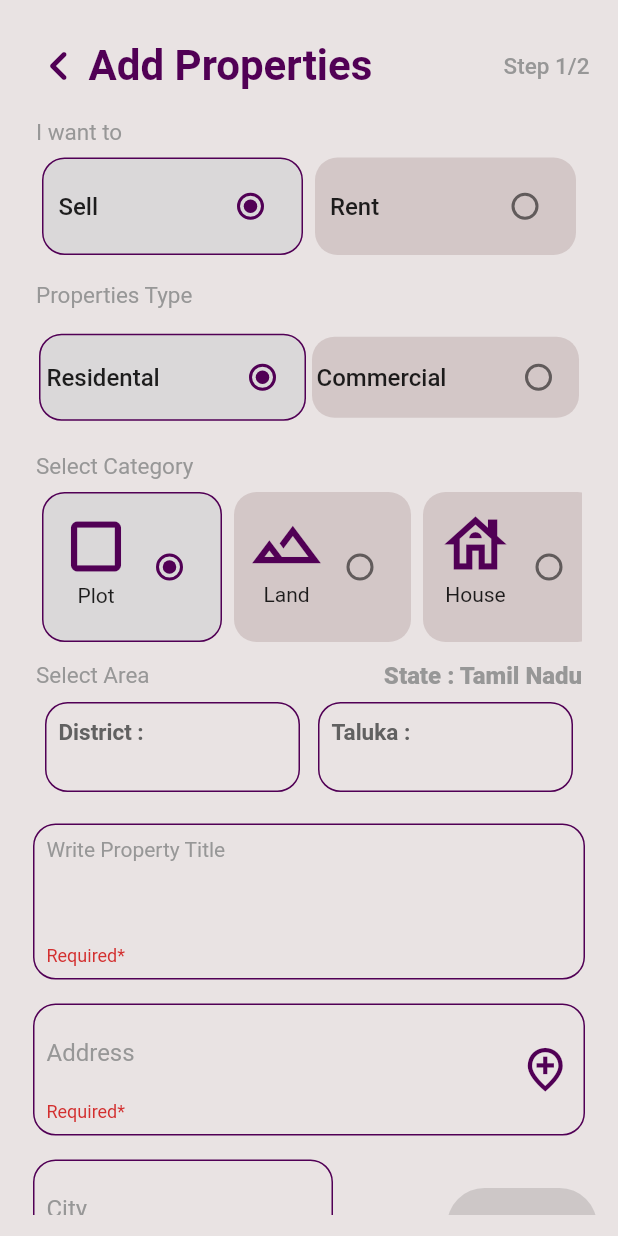
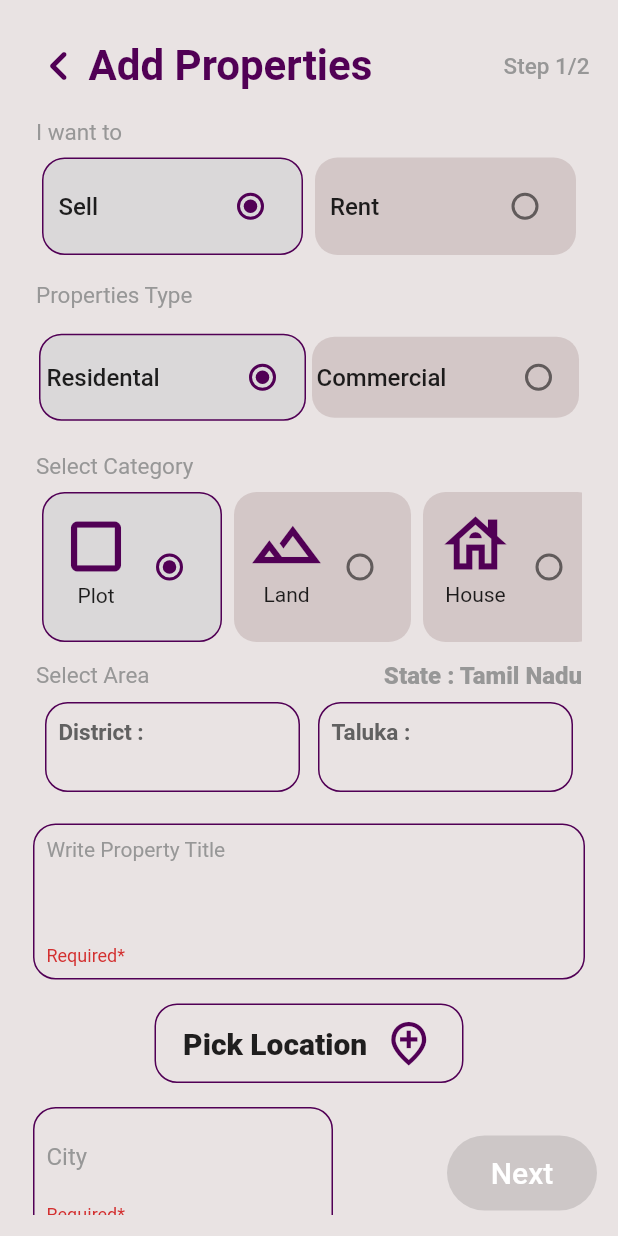
Before and after one commit to JohnNixon6972/Property_app, a Flutter app: the AddPropertiesScreen screen opened by its route, on a phone screen of 412 x 824 dp. Run offline on Flutter 3.47's test engine with Material 2 defaults, Android fonts, the phone set to English and light mode, and no system bars; our stand-ins replace avatar_glow, cached_network_image, cloud_firestore, dotted_border, double_back_to_close_app, equatable and 16 more; missing offline and left inert: country_state_city_picker, email_auth, emojis, firebase_phone_auth_handler, open_mail_app; accounts and stored records are empty; statements that could not run were skipped.

Commit message:
Added location services to show properties based on location

```diff
--- /dev/null
+++ b/lib/bloc/geolocation/geolocation_event.dart
@@ -0,0 +1,20 @@
+part of './geolocation_bloc.dart';
+
+
+
+abstract class GeolocationEvent extends Equatable{
+  const GeolocationEvent();
+
+  @override
+  List<Object?> get props =>[];
+}
+
+class LoadGeolocation extends GeolocationEvent {}
+class UpdateGeolocation extends GeolocationEvent {
+  final Position position;
+
+  UpdateGeolocation({required this.position});
+
+  @override
+  List<Object?> get props => [position];
+}
--- /dev/null
+++ b/lib/bloc/geolocation/geolocation_state.dart
@@ -0,0 +1,21 @@
+part of 'geolocation_bloc.dart';
+
+abstract class GeolocationState extends Equatable {
+  const GeolocationState();
+
+  @override
+  List<Object> get props => [];
+}
+
+class GeolocationLoading extends GeolocationState {}
+
+class GeolocationLoaded extends GeolocationState {
+  final Position position;
+
+  const GeolocationLoaded({required this.position});
+
+  @override
+  List<Object> get props => [position];
+}
+
+class GeolocationInitial extends GeolocationState {}
--- /dev/null
+++ b/lib/repositories/geolocation/base_geolocation_repository.dart
@@ -0,0 +1,6 @@
+import 'package:geolocator/geolocator.dart';
+
+
+abstract class BaseGeolocatiobnRepository {
+  Future<Position?> getCurrentLocation();
+}
--- /dev/null
+++ b/lib/repositories/geolocation/geolocation_repository.dart
@@ -0,0 +1,12 @@
+import 'package:geolocator/geolocator.dart';
+import 'package:property_app/repositories/geolocation/base_geolocation_repository.dart';
+
+class GeoLocationRepository extends BaseGeolocatiobnRepository {
+  GeoLocationRepository();
+
+  @override
+  Future<Position> getCurrentLocation() async {
+    return await Geolocator.getCurrentPosition(
+        desiredAccuracy: LocationAccuracy.high);
+  }
+}
--- a/lib/screens/addPropertiesScreen1.dart
+++ b/lib/screens/addPropertiesScreen1.dart
@@ -1,3 +1,5 @@
+// ignore_for_file: unused_import
+
 import 'package:flutter/cupertino.dart';
 import 'package:flutter/material.dart';
 import 'package:property_app/components/alertPopUp.dart';
@@ -9,6 +11,7 @@ import '../constants.dart';
 import 'dart:math';
 import 'package:cloud_firestore/cloud_firestore.dart';
 import 'package:firebase_auth/firebase_auth.dart';
+import '../components/addressPickerHelper.dart';
 import 'package:country_state_city_picker/country_state_city_picker.dart';
 
 enum propertyTo { Sell, Rent }
@@ -877,9 +880,17 @@ class _AddPropertiesScreenState extends State<AddPropertiesScreen> {
                     ),
                   ),
                 ),
-                Padding(
+                // PinAddressMap(),
+                Center(
+                  child: Padding(
                     padding: const EdgeInsets.all(8.0),
+                    child: GestureDetector(
+                      onTap: (){
+                        Navigator.push(context, MaterialPageRoute(builder: (context)=>PinAddressMap()));
+
+                      },
                       child: Container(
+                        width: MediaQuery.of(context).size.width / 2,
                         decoration: BoxDecoration(
                           border: Border.all(color: kHighlightedTextColor),
                           borderRadius: BorderRadius.circular(15),
@@ -887,29 +898,37 @@ class _AddPropertiesScreenState extends State<AddPropertiesScreen> {
                         child: Padding(
                           padding: const EdgeInsets.all(8.0),
                           child: Row(
+                            mainAxisAlignment: MainAxisAlignment.spaceEvenly,
                             children: [
-                          Expanded(
-                            child: TextField(
-                              onChanged: (newValue) {
-                                setState(() {
-                                  PropertyAddress = newValue;
-                                });
-                              },
-                              controller: _PropertyAddressController,
-                              decoration: InputDecoration(
-                                  border: InputBorder.none,
-                                  errorText: _errorText,
-                                  hintText: "Address",
-                                  hintStyle: const TextStyle(
-                                      color: kSubCategoryColor)),
+                              Text(
+                                "Pick Location",
+                                style: TextStyle(
+                                    fontSize: 20, fontWeight: FontWeight.w900),
                               ),
-                          ),
+                              // Expanded(
+                              //   child: TextField(
+                              //     onChanged: (newValue) {
+                              //       setState(() {
+                              //         PropertyAddress = newValue;
+                              //       });
+                              //     },
+                              //     controller: _PropertyAddressController,
+                              //     decoration: InputDecoration(
+                              //         border: InputBorder.none,
+                              //         errorText: _errorText,
+                              //         hintText: "Address",
+                              //         hintStyle: const TextStyle(
+                              //             color: kSubCategoryColor)),
+                              //   ),
+                              // ),
                               const Icon(
                                 Icons.add_location_outlined,
                                 color: kHighlightedTextColor,
                                 size: 35,
                               )
                             ],
+                          ),
+                        ),
                       ),
                     ),
                   ),
--- a/lib/screens/addPropertiesScreen2.dart
+++ b/lib/screens/addPropertiesScreen2.dart
@@ -423,13 +423,13 @@ class _AddPropertiesScreen2State extends State<AddPropertiesScreen2> {
                         padding: const EdgeInsets.symmetric(
                             horizontal: 8.0, vertical: 14),
                         child: Container(
-                          height: 121,
+                          height: 130,
                           decoration: BoxDecoration(
                             border: Border.all(color: kHighlightedTextColor),
                             borderRadius: BorderRadius.circular(15),
                           ),
                           child: Padding(
-                            padding: const EdgeInsets.all(8.0),
+                            padding: const EdgeInsets.all(6.0),
                             child: Column(
                               crossAxisAlignment: CrossAxisAlignment.start,
                               children: [
--- a/lib/screens/homescreen.dart
+++ b/lib/screens/homescreen.dart
@@ -1065,6 +1065,7 @@ class _PropertyCardState extends State<PropertyCard> {
                   ),
                 ),
               ),
+              Spacer(),
               Padding(
                 padding: const EdgeInsets.only(bottom: 5),
                 child: Text(
--- a/pubspec.yaml
+++ b/pubspec.yaml
@@ -41,7 +41,6 @@ dependencies:
   multi_image_picker: ^4.7.14
   flutter_otp_text_field: ^1.0.0
   firebase_phone_auth_handler: ^1.0.3
-  google_maps_flutter: ^2.1.3
   double_back_to_close_app: ^2.1.0
   avatar_glow: ^2.0.2
   toggle_switch: ^2.0.1
@@ -69,10 +68,13 @@ dependencies:
   open_mail_app: ^0.4.5
   pinput: ^2.2.9
   country_state_city_picker: ^1.2.8
-  geolocator: ^9.0.1
+  geolocator: ^9.0.2
   permission_handler: ^10.0.0
   badges: ^2.0.3
   flutter_offline: "^2.1.0"
+  google_maps_flutter: ^2.2.1
+  flutter_bloc: "7.3.3"
+  equatable: ^2.0.5
 
 flutter_icons:
   android: true
```
Also changed, not shown: lib/bloc/geolocation/geolocation_bloc.dart (added, +44 -0 lines), lib/components/addressPickerHelper.dart (added, +96 -0 lines), lib/main.dart (+13 -4 lines), pubspec.lock, 1 other file. Lines whose indentation alone changed are shown as unchanged.
